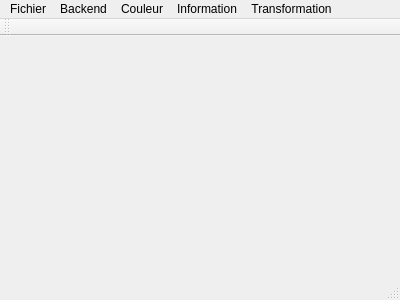
This is crazycv/src/Lab4_Vision/mainwindow.ui in berlingoqc/cppworkspace as Qt 5 draws it before an edit. The edited form follows.
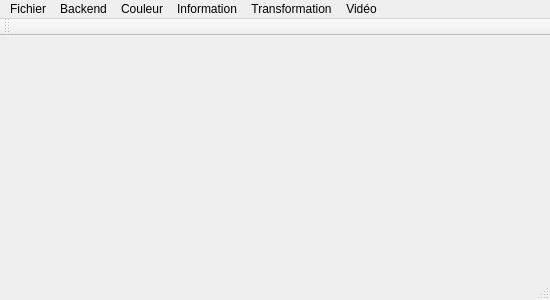
This is the edited form.

```diff
--- a/crazycv/src/Lab4_Vision/mainwindow.ui
+++ b/crazycv/src/Lab4_Vision/mainwindow.ui
@@ -6,7 +6,7 @@
    <rect>
     <x>0</x>
     <y>0</y>
-    <width>400</width>
+    <width>550</width>
     <height>300</height>
    </rect>
   </property>
@@ -19,7 +19,7 @@
     <rect>
      <x>0</x>
      <y>0</y>
-     <width>400</width>
+     <width>550</width>
      <height>21</height>
     </rect>
    </property>
@@ -95,11 +95,19 @@
     <addaction name="menuFiltre"/>
     <addaction name="menuOption"/>
    </widget>
+   <widget class="QMenu" name="menuVid_o">
+    <property name="title">
+     <string>Vidéo</string>
+    </property>
+    <addaction name="actionTracking"/>
+    <addaction name="actionEnregistrement"/>
+   </widget>
    <addaction name="menuFichier"/>
    <addaction name="menuBackend"/>
    <addaction name="menuCouleur"/>
    <addaction name="menuInformation"/>
    <addaction name="menuTransformation"/>
+   <addaction name="menuVid_o"/>
   </widget>
   <widget class="QToolBar" name="mainToolBar">
    <attribute name="toolBarArea">
```
Left out of the diff: 10 changed lines with no effect on the pictures.
